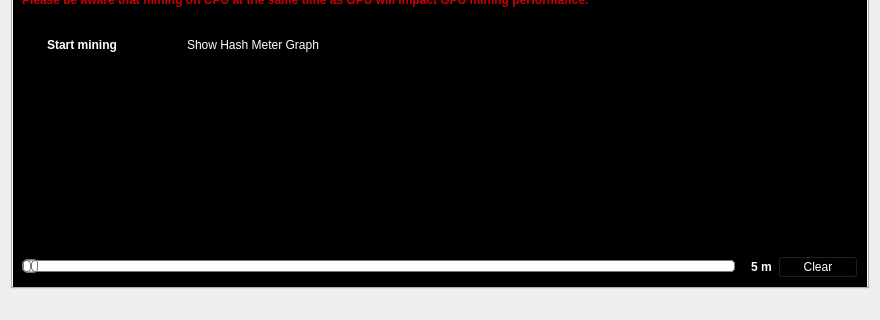
Old version of the form src/qt/forms/miningpage.ui in the repository duality-solutions/Dynamic; both pictures show x 0 to 880 and y 154 to 474 of the 880 by 474 pixel window.
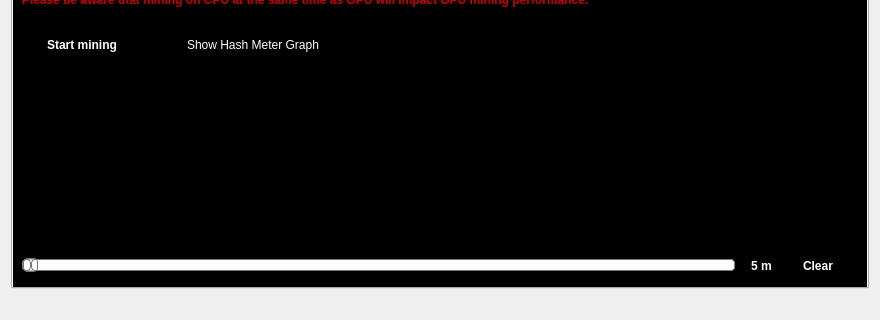
New version of the form. Custom widgets are drawn as their Qt base class.

Commit message: Fix styling for clear button on miningpage

What changed in the file:
```diff
--- a/src/qt/forms/miningpage.ui
+++ b/src/qt/forms/miningpage.ui
@@ -165,6 +165,34 @@
            </item>
            <item>
             <widget class="QPushButton" name="pushButtonClearCPUData">
+             <property name="styleSheet">
+              <string notr="true">QPushButton { /* Global Button Style */
+background-color:qlineargradient(x1: 0, y1: 0, x2: 0, y2: 1, stop: .01 #8F5BA3, stop: .1 #771F99, stop: .95 #771F99, stop: 1 #520072);
+border:0;
+border-radius:3px;
+color:#ffffff;
+font-size:12px;
+font-weight:bold;
+padding-left:25px;
+padding-right:25px;
+padding-top:5px;
+padding-bottom:5px;
+}
+
+QPushButton:hover {
+background-color:qlineargradient(x1: 0, y1: 0, x2: 0, y2: 1, stop: .01 #BA77D4, stop: .1 #9F2DCC, stop: .95 #9F2DCC, stop: 1 #7400A1);
+}
+
+QPushButton:focus {
+border:none;
+outline:none;
+}
+
+QPushButton:pressed {
+background-color:qlineargradient(x1: 0, y1: 0, x2: 0, y2: 1, stop: .01 #8F5BA3, stop: .1 #771F99, stop: .95 #771F99, stop: 1 #520072);
+border:1px solid #520072;
+}</string>
+             </property>
              <property name="text">
               <string>Clear</string>
              </property>
```
Left out of the diff: 28 changed lines with no effect on the pictures.
